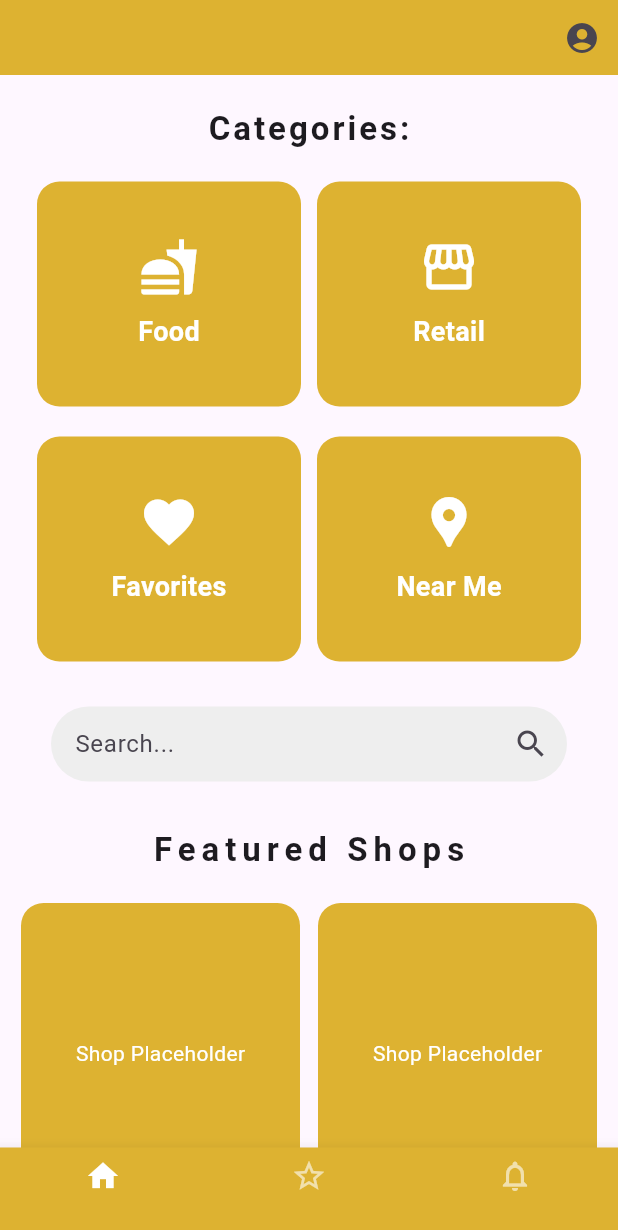
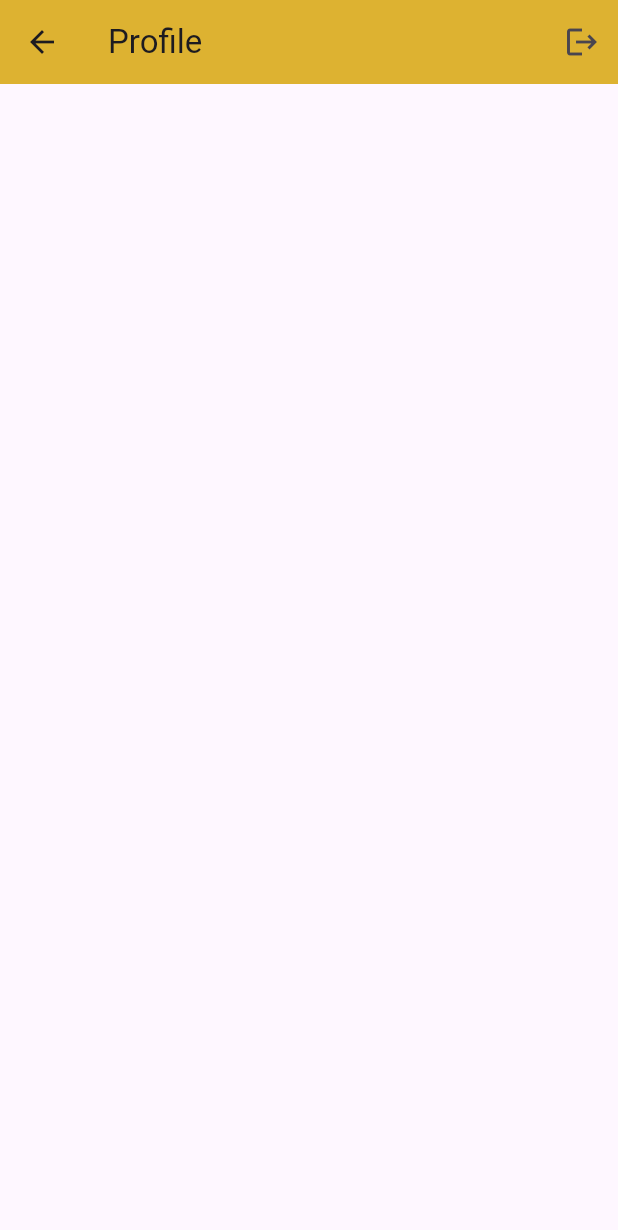
Before and after one commit to Sajad54/Urban_Treasure, a Flutter app: the screen it shows once a user with an empty profile is signed in, after a tap on the "account circle" icon, on a phone screen of 412 x 824 dp. Shown: the top 1230 px of the screen. Run offline on Flutter 3.47's test engine with Material 3 defaults, Android fonts, the light colour scheme and no system bars; our stand-ins replace supabase_flutter; accounts and stored records are empty.

Commit message:
Connected To DB and begun setting up login and signup functions

```diff
--- a/lib/main.dart
+++ b/lib/main.dart
@@ -1,23 +1,27 @@
 import 'package:flutter/material.dart';
 import 'package:supabase_flutter/supabase_flutter.dart';
-import 'package:urban_treasure/views/screens/auth/auth_gate.dart';
+import 'package:urban_treasure/views/screens/auth/splash_page.dart';
 
-void main() async{
+void main() async {
+  // Initialize Supabase before the app starts
   await Supabase.initialize(
-    anonKey:"eyJhbGciOiJIUzI1NiIsInR5cCI6IkpXVCJ9.eyJpc3MiOiJzdXBhYmFzZSIsInJlZiI6InZ0c2RhZWF4bGN3d2JnZHB2anJkIiwicm9sZSI6ImFub24iLCJpYXQiOjE3NDExOTY0OTMsImV4cCI6MjA1Njc3MjQ5M30.ID5oY0A9mp-bXB7pOWwQdloX78C9h90C8l9bKXwjGeA" ,
-    url:"https://vtsdaeaxlcwwbgdpvjrd.supabase.co"
+    url: "https://vtsdaeaxlcwwbgdpvjrd.supabase.co",
+    anonKey: "eyJhbGciOiJIUzI1NiIsInR5cCI6IkpXVCJ9.eyJpc3MiOiJzdXBhYmFzZSIsInJlZiI6InZ0c2RhZWF4bGN3d2JnZHB2anJkIiwicm9sZSI6ImFub24iLCJpYXQiOjE3NDExOTY0OTMsImV4cCI6MjA1Njc3MjQ5M30.ID5oY0A9mp-bXB7pOWwQdloX78C9h90C8l9bKXwjGeA",
   );
   runApp(MainApp());
- }
+}
+
+// Global variable to access the Supabase client
+final supabase = Supabase.instance.client;
 
 class MainApp extends StatelessWidget {
-   MainApp({super.key});
+  const MainApp({super.key});
 
   @override
   Widget build(BuildContext context) {
     return MaterialApp(
-      // debugShowCheckedModeBanner: false,
-      home: AuthGate(),
+      debugShowCheckedModeBanner: false,
+      home: SplashPage(), // SplashPage should handle loading and redirect
     );
   }
 }
--- a/lib/views/screens/auth/auth_gate.dart
+++ /dev/null
@@ -1,43 +0,0 @@
-/*
-Listens for auth state changes
-
-----------------------------------------------------
-unauthenticated -> Login Page
-authenticated -> Profile Page
-
-*/
-
-import 'package:flutter/material.dart';
-import 'package:supabase_flutter/supabase_flutter.dart';
-import 'package:urban_treasure/views/screens/auth/login_screen.dart';
-import 'package:urban_treasure/views/screens/home_screen.dart';
-
-class AuthGate extends StatelessWidget{
-  const AuthGate({super.key});
-
-  @override
-  Widget build(BuildContext context) {
-    return StreamBuilder(
-      // Listens to auth state changes
-      stream: Supabase.instance.client.auth.onAuthStateChange,
-      builder: (context, snapshot) {
-        // Loading Circle
-        if (snapshot.connectionState == ConnectionState.waiting) {
-          return const Scaffold(
-            body: Center(child: CircularProgressIndicator(),)
-          );
-        }
-        // Checks if there is a valid session currently
-        final session = snapshot.hasData ? snapshot.data!.session : null;
-
-        if (session != null){
-          return const HomeScreen() ;
-        }
-        else {
-          return const LoginScreen();
-        }
-        }
-      );
-      }
-
-  }
--- a/lib/views/screens/auth/login_screen.dart
+++ b/lib/views/screens/auth/login_screen.dart
@@ -1,7 +1,10 @@
+import 'dart:async';
 import 'package:flutter/material.dart';
-import 'package:urban_treasure/controllers/auth_controller.dart';
+import 'package:supabase_flutter/supabase_flutter.dart';
+import 'package:urban_treasure/main.dart';
 import 'package:urban_treasure/views/screens/auth/register_screen.dart';
 import 'package:urban_treasure/views/screens/auth/business_register_screen.dart';
+import 'package:urban_treasure/views/screens/home_screen.dart';
 
 class LoginScreen extends StatefulWidget {
   const LoginScreen({super.key});
@@ -11,28 +14,67 @@ class LoginScreen extends StatefulWidget {
 }
 
 class _LoginScreenState extends State<LoginScreen> {
-  // Getting auth controller
-  final authController = AuthController();
-
-  // Form Key
   final _formKey = GlobalKey<FormState>();
-
-  // Text Controllers
   final _emailController = TextEditingController();
   final _passwordController = TextEditingController();
+  bool _isLoading = false;
 
-  // Login Button Pressed
-  void login() async {
-    final email = _emailController.text;
-    final password = _passwordController.text;
+  @override
+  void initState() {
+    super.initState();
+    supabase.auth.onAuthStateChange.listen((event) {
+      final session = event.session;
+      if (session != null) {
+        Navigator.pushReplacement(
+          context,
+          MaterialPageRoute(builder: (context) => const HomeScreen()),
+        );
+      }
+    });
+  }
 
+  @override
+  void dispose() {
+    _emailController.dispose();
+    _passwordController.dispose();
+    super.dispose();
+  }
+
+  // Simplified sign-in with try-catch
+  Future<void> _signIn() async {
+    if (_formKey.currentState!.validate()) {
+      setState(() {
+        _isLoading = true;
+      });
       try {
-      await authController.signInWithEmailPassword(email, password);
+        final email = _emailController.text.trim();
+        final password = _passwordController.text.trim();
+
+        // Attempt to sign in with email and password
+        await supabase.auth.signInWithPassword(
+          email: email,
+          password: password,
+        );
+
+        // Direct navigation after successful login
+        Navigator.pushReplacement(
+          context,
+          MaterialPageRoute(builder: (context) => const HomeScreen()),
+        );
+      } on AuthApiException catch (e) {
+        // Displaying error in snack bar if authentication fails
+        ScaffoldMessenger.of(context).showSnackBar(
+          SnackBar(content: Text('An Error Occurred: ${e.message}')),
+        );
       } catch (e) {
-      if (mounted) {
+        // Catching unexpected errors
         ScaffoldMessenger.of(context).showSnackBar(
-          SnackBar(content: Text("Error: $e")),
+          const SnackBar(content: Text('Unexpected error occurred')),
         );
+      } finally {
+        setState(() {
+          _isLoading = false;
+        });
       }
     }
   }
@@ -95,23 +137,11 @@ class _LoginScreenState extends State<LoginScreen> {
                 ),
               ),
               const SizedBox(height: 20),
-              InkWell(
-                onTap: () {
-                  if (_formKey.currentState!.validate()) {
-                    login();
-                  } else {
-                    print('Unable To Login');
-                  }
-                },
-                child: Container(
-                  height: 50,
-                  width: MediaQuery.of(context).size.width - 75,
-                  decoration: BoxDecoration(
-                    color: const Color.fromARGB(255, 221, 178, 49),
-                    borderRadius: BorderRadius.circular(25),
-                  ),
-                  child: const Center(
-                    child: Text(
+              ElevatedButton(
+                onPressed: _isLoading ? null : _signIn,
+                child: _isLoading
+                    ? const CircularProgressIndicator(color: Colors.white)
+                    : const Text(
                         'Login',
                         style: TextStyle(
                           color: Colors.white,
@@ -120,14 +150,16 @@ class _LoginScreenState extends State<LoginScreen> {
                           fontWeight: FontWeight.bold,
                         ),
                       ),
-                  ),
+                style: ElevatedButton.styleFrom(
+                  minimumSize: Size(MediaQuery.of(context).size.width - 75, 50),
+                  backgroundColor: const Color.fromARGB(255, 221, 178, 49),
                 ),
               ),
               TextButton(
                 onPressed: () {
                   Navigator.push(
                     context,
-                    MaterialPageRoute(builder: (context) => RegisterScreen()),
+                    MaterialPageRoute(builder: (context) => BusinessRegisterScreen()),
                   );
                 },
                 child: const Text('Create Account'),
@@ -136,7 +168,8 @@ class _LoginScreenState extends State<LoginScreen> {
                 onPressed: () {
                   Navigator.push(
                     context,
-                    MaterialPageRoute(builder: (context) => BusinessRegisterScreen()),
+                    MaterialPageRoute(
+                        builder: (context) => HomeScreen()),
                   );
                 },
                 child: const Text('Business Registration'),
--- /dev/null
+++ b/lib/views/screens/auth/splash_page.dart
@@ -0,0 +1,69 @@
+import 'package:flutter/material.dart';
+import 'package:urban_treasure/main.dart';
+import 'package:urban_treasure/views/screens/auth/login_screen.dart';
+import 'package:urban_treasure/views/screens/profile_screen.dart';
+
+class SplashPage extends StatefulWidget {
+  const SplashPage({super.key});
+
+  @override
+  State<SplashPage> createState() => _SplashPageState();
+}
+
+class _SplashPageState extends State<SplashPage> {
+
+  @override
+  void initState() {
+    super.initState();
+    // Initial setup, no context-dependent logic here
+  }
+
+  @override
+  void didChangeDependencies() {
+    super.didChangeDependencies();
+    // It's now safe to interact with context here
+    _redirect();
+  }
+
+  // Redirects user based on sign-in state
+  Future<void> _redirect() async {
+    try {
+      final session = supabase.auth.currentSession;
+      if (!mounted) return; // Check if the widget is still mounted
+
+      // Add a small delay to ensure previous navigation actions are completed
+      await Future.delayed(Duration(milliseconds: 100));
+
+      if (session != null) {
+        // Navigate to ProfileScreen if authenticated
+        await Navigator.pushReplacement(
+          context,
+          MaterialPageRoute(builder: (context) => const ProfileScreen()),
+        );
+      } else {
+        // Navigate to LoginScreen if unauthenticated
+        await Navigator.pushReplacement(
+          context,
+          MaterialPageRoute(builder: (context) => const LoginScreen()),
+        );
+      }
+    } catch (e) {
+      // Delay the SnackBar display until the Scaffold is available
+      Future.delayed(Duration.zero, () {
+        // Handle any error that may occur during session check
+        ScaffoldMessenger.of(context).showSnackBar(
+          SnackBar(content: Text("Error: $e")),
+        );
+      });
+    }
+  }
+
+  @override
+  Widget build(BuildContext context) {
+    return Scaffold(
+      body: Center(
+        child: CircularProgressIndicator(),
+      ),
+    );
+  }
+}
--- a/lib/views/screens/home_screen.dart
+++ b/lib/views/screens/home_screen.dart
@@ -1,37 +1,89 @@
 import 'package:flutter/material.dart';
+import 'package:urban_treasure/controllers/auth_controller.dart';
+import 'package:urban_treasure/views/screens/map_screen.dart';
+import 'package:urban_treasure/views/screens/profile_screen.dart';
+import 'package:urban_treasure/views/screens/rewards_screen.dart';
 
 class HomeScreen extends StatefulWidget {
   const HomeScreen({super.key});
 
   @override
-  State<HomeScreen> createState() => _HomeScreen();
+  State<HomeScreen> createState() => _HomeScreenState();
 }
 
-class _HomeScreen extends State<HomeScreen> {
+class _HomeScreenState extends State<HomeScreen> {
+
+  final authController = AuthController();
+
+
+  int _currentIndex = 0;
+
+
+  void _onItemTapped(int index) {
+    if (_currentIndex == index) {
+      return;
+    }
+
+    setState(() {
+      _currentIndex = index;
+    });
+
+    if (index == 0) {
+      Navigator.push(
+        context,
+        MaterialPageRoute(builder: (context) => const HomeScreen()),
+      );
+    } else if (index == 1) {
+      Navigator.push(
+        context,
+        MaterialPageRoute(builder: (context) => const MapScreen()),
+      );
+    } else if (index == 2) {
+      Navigator.push(
+        context,
+        MaterialPageRoute(builder: (context) => const RewardsScreen()),
+      );
+    }
+  }
+
   @override
   Widget build(BuildContext context) {
     return Scaffold(
       appBar: PreferredSize(
-        preferredSize: const Size.fromHeight(50), // AppBar height
+        preferredSize: const Size.fromHeight(50),
         child: AppBar(
+          automaticallyImplyLeading: false,
           backgroundColor: const Color.fromARGB(255, 221, 178, 49),
           elevation: 0,
           actions: [
             IconButton(
               icon: const Icon(Icons.account_circle),
               onPressed: () {
-                // Navigate to profile screen
+                 Navigator.push(context,
+                 MaterialPageRoute(builder: (context) => const ProfileScreen()));
               },
             ),
           ],
+          title: const Padding(
+            padding: EdgeInsets.only(left: 10),
+            child: Text(
+              'Urban Treasures',
+              style: TextStyle(
+                color: Colors.white,
+                fontSize: 22,
+                fontWeight: FontWeight.bold,
+                letterSpacing: 2,
               ),
             ),
-      body: SingleChildScrollView( // Entire page scrollable
+          ),
+        ),
+      ),
+      body: SafeArea(  // Wrap the body with SafeArea
+        child: SingleChildScrollView(  // Keep the SingleChildScrollView for scrolling content
           padding: const EdgeInsets.symmetric(horizontal: 14.0, vertical: 20.0),
           child: Column(
             crossAxisAlignment: CrossAxisAlignment.center,
             children: [
-            // Categories Section
               const Text(
                 'Categories:',
                 style: TextStyle(
@@ -41,7 +93,6 @@ class _HomeScreen extends State<HomeScreen> {
                 ),
               ),
               const SizedBox(height: 20),
-            // Categories Row inside a non-scrollable container
               Row(
                 mainAxisAlignment: MainAxisAlignment.spaceEvenly,
                 children: [
@@ -58,7 +109,6 @@ class _HomeScreen extends State<HomeScreen> {
                 ],
               ),
               const SizedBox(height: 30),
-            // Search Bar
               Padding(
                 padding: const EdgeInsets.symmetric(horizontal: 20.0),
                 child: Container(
@@ -74,7 +124,7 @@ class _HomeScreen extends State<HomeScreen> {
                           padding: EdgeInsets.symmetric(horizontal: 16.0),
                           child: TextField(
                             decoration: InputDecoration(
-                            hintText: "Search...",
+                              hintText: "Search",
                               border: InputBorder.none,
                             ),
                           ),
@@ -89,7 +139,6 @@ class _HomeScreen extends State<HomeScreen> {
                 ),
               ),
               const SizedBox(height: 30),
-            // Featured Shops Title
               const Text(
                 'Featured Shops',
                 style: TextStyle(
@@ -99,18 +148,18 @@ class _HomeScreen extends State<HomeScreen> {
                 ),
               ),
               const SizedBox(height: 20),
-            // Featured Shops Placeholders
               Row(
                 mainAxisAlignment: MainAxisAlignment.spaceBetween,
                 children: [
-                _shopPlaceholder(),
-                _shopPlaceholder(),
+                  _shopTiles(),
+                  _shopTiles(),
                 ],
               ),
             ],
           ),
         ),
-      bottomNavigationBar: BottomNavigationBar( // Using BottomNavigationBar instead of BottomAppBar
+      ),
+      bottomNavigationBar: BottomNavigationBar(
         backgroundColor: const Color.fromARGB(255, 221, 178, 49),
         items: const [
           BottomNavigationBarItem(
@@ -118,25 +167,25 @@ class _HomeScreen extends State<HomeScreen> {
             label: '',
           ),
           BottomNavigationBarItem(
-            icon: Icon(Icons.star_border),
+            icon: Icon(Icons.map),
             label: '',
           ),
           BottomNavigationBarItem(
-            icon: Icon(Icons.notifications_none),
+            icon: Icon(Icons.card_giftcard),  // Example icon for rewards
             label: '',
           ),
         ],
         selectedItemColor: Colors.white,
         unselectedItemColor: Colors.white60,
+        onTap: _onItemTapped,
       ),
     );
   }
 
-  // Widget to create category box
   Widget _categoryBox(IconData icon, String label) {
     return Container(
-      width: MediaQuery.of(context).size.width / 2 - 30, // Adjust width for spacing
-      height: 150, // Fixed height
+      width: MediaQuery.of(context).size.width / 2 - 30,
+      height: 150,
       decoration: BoxDecoration(
         color: const Color.fromARGB(255, 221, 178, 49),
         borderRadius: BorderRadius.circular(15),
@@ -159,8 +208,7 @@ class _HomeScreen extends State<HomeScreen> {
     );
   }
 
-  // Widget to create shop placeholder
-  Widget _shopPlaceholder() {
+  Widget _shopTiles() {
     return Container(
       width: MediaQuery.of(context).size.width / 2 - 20,
       height: 200,
--- /dev/null
+++ b/lib/views/screens/profile_screen.dart
@@ -0,0 +1,44 @@
+import 'package:flutter/material.dart';
+import 'package:urban_treasure/controllers/auth_controller.dart';
+import 'package:urban_treasure/views/screens/auth/login_screen.dart';
+
+class ProfileScreen extends StatefulWidget {
+  const ProfileScreen({super.key});
+
+  @override
+  State<ProfileScreen> createState() => _ProfileScreenState();
+}
+
+class _ProfileScreenState extends State<ProfileScreen> {
+
+  // get auth service
+  final authController = AuthController();
+
+  // logout button pressed
+  void logout() async {
+  await authController.signOut();
+
+  // Navigate to login screen after logout
+  Navigator.pushReplacement(
+    context,
+    MaterialPageRoute(builder: (context) => const LoginScreen()),  // replace with your login screen
+  );
+}
+
+  @override
+  Widget build(BuildContext context) {
+    return Scaffold(
+      appBar: AppBar(
+        title: const Text("Profile"),
+        backgroundColor: const Color.fromARGB(255, 221, 178, 49),
+      actions: [
+        //logout button
+        IconButton(
+          onPressed: logout,
+          icon: const Icon(Icons.logout))
+      ],
+      ),
+    );
+  }
+
+}
--- a/pubspec.yaml
+++ b/pubspec.yaml
@@ -7,9 +7,10 @@ environment:
   sdk: ^3.5.4
 
 dependencies:
+  supabase_flutter: ^2.8.4
   flutter:
     sdk: flutter
-  supabase_flutter: ^2.8.4
+
 
 dev_dependencies:
   flutter_test:
```
Also changed, not shown: lib/views/screens/auth/register_screen.dart (+74 -30 lines), lib/views/screens/map_screen.dart (added, +68 -0 lines), lib/views/screens/rewards_screen.dart (added, +68 -0 lines), 1 other file. Lines whose indentation alone changed are shown as unchanged.
